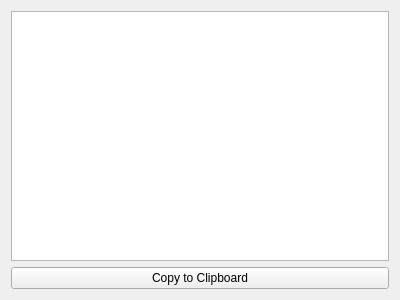
The window that src/dialog/cueinterpreterdialog.ui (8bitbuddhist/PixelMaestro-Studio) describes before a commit, drawn with Qt 5.
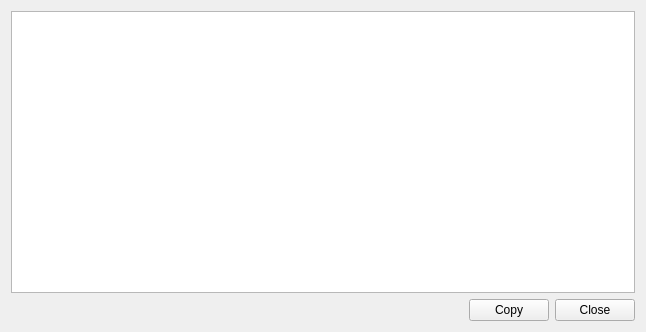
The same window after the commit.

Diff of the .ui file:
```diff
--- a/src/dialog/cueinterpreterdialog.ui
+++ b/src/dialog/cueinterpreterdialog.ui
@@ -6,8 +6,8 @@
    <rect>
     <x>0</x>
     <y>0</y>
-    <width>400</width>
-    <height>300</height>
+    <width>646</width>
+    <height>332</height>
    </rect>
   </property>
   <property name="windowTitle">
@@ -18,11 +18,41 @@
     <widget class="QTableView" name="interpretedCueTableView"/>
    </item>
    <item>
-    <widget class="QPushButton" name="copyButton">
-     <property name="text">
-      <string>Copy to Clipboard</string>
-     </property>
-    </widget>
+    <layout class="QHBoxLayout" name="horizontalLayout">
+     <item>
+      <spacer name="horizontalSpacer">
+       <property name="orientation">
+        <enum>Qt::Horizontal</enum>
+       </property>
+       <property name="sizeHint" stdset="0">
+        <size>
+         <width>40</width>
+         <height>20</height>
+        </size>
+       </property>
+      </spacer>
+     </item>
+     <item>
+      <widget class="QPushButton" name="copyButton">
+       <property name="toolTip">
+        <string>Copy the selected cells to clipboard</string>
+       </property>
+       <property name="text">
+        <string>Copy</string>
+       </property>
+       <property name="shortcut">
+        <string>Ctrl+C</string>
+       </property>
+      </widget>
+     </item>
+     <item>
+      <widget class="QPushButton" name="closeButton">
+       <property name="text">
+        <string>Close</string>
+       </property>
+      </widget>
+     </item>
+    </layout>
    </item>
   </layout>
  </widget>
```
Left out of the diff: 2 changed lines with no effect on the pictures.
